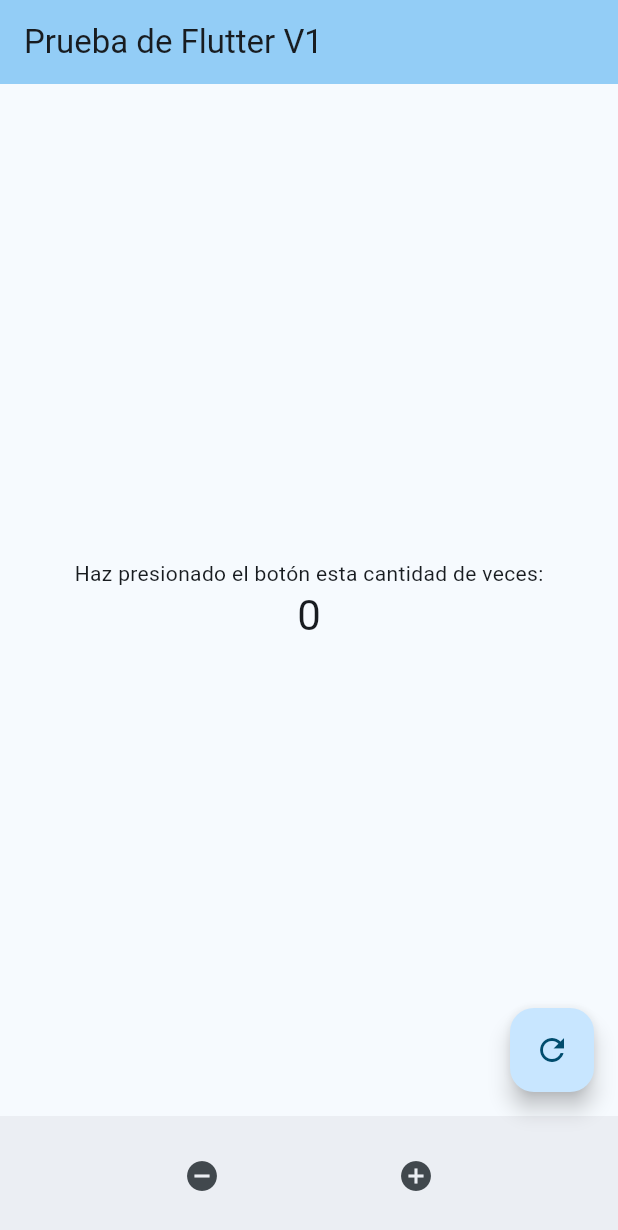
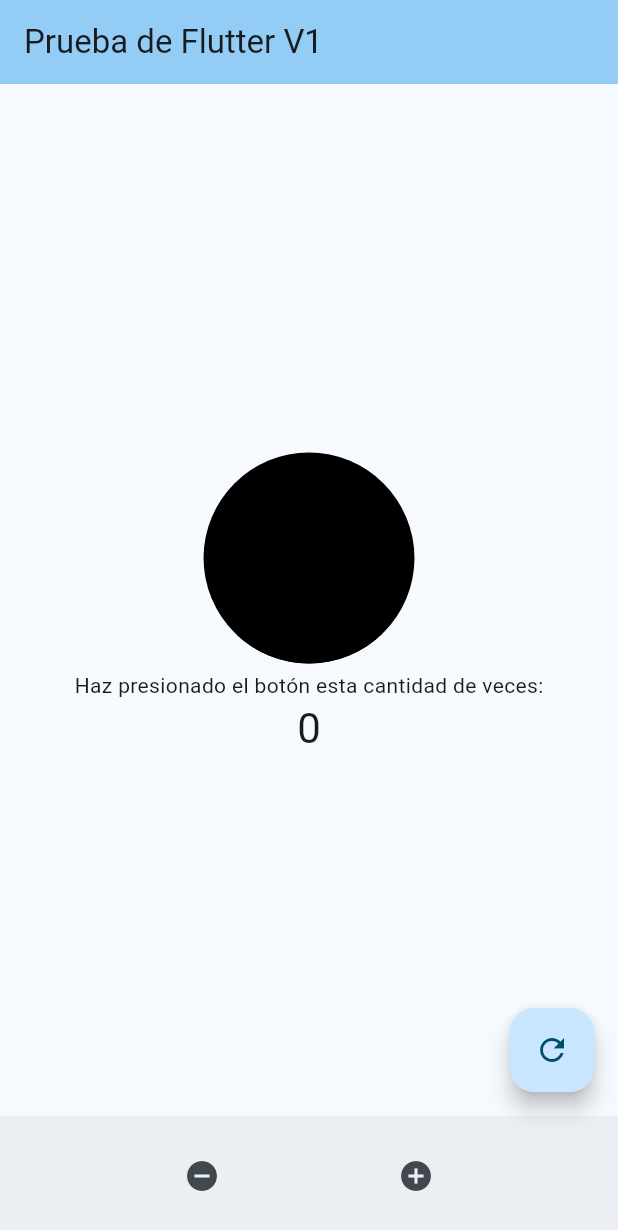
Before and after one commit to RigxorZero/3479A321_2022479012, a Flutter app: the screen it shows after launch, on a phone screen of 412 x 824 dp. Shown: the top 1230 px of the screen. Run offline on Flutter 3.47's test engine with Material 3 defaults, Android fonts, the light colour scheme and no system bars; our stand-ins replace flutter_svg.

Commit message:
Icono con fallo
No se ve el icono, detecta si la adición a la pantalla

```diff
--- a/dm_laboratorio_uno/lib/main.dart
+++ b/dm_laboratorio_uno/lib/main.dart
@@ -1,4 +1,5 @@
 import 'package:flutter/material.dart';
+import 'package:flutter_svg/flutter_svg.dart';
 
 void main() {
   runApp(const MyApp());
@@ -64,6 +65,11 @@
         child: Column(
           mainAxisAlignment: MainAxisAlignment.center,
           children: <Widget>[
+            SvgPicture.asset(
+              "assets/icons/NoFace.svg",
+              width: 150,
+              semanticsLabel: 'Acme Logo'
+            ),
             const Text(
               'Haz presionado el botón esta cantidad de veces:',
             ),
--- a/dm_laboratorio_uno/pubspec.yaml
+++ b/dm_laboratorio_uno/pubspec.yaml
@@ -35,6 +35,7 @@
   # The following adds the Cupertino Icons font to your application.
   # Use with the CupertinoIcons class for iOS style icons.
   cupertino_icons: ^1.0.8
+  flutter_svg: ^2.0.10+1
 
 dev_dependencies:
   flutter_test:
@@ -59,8 +60,8 @@
   uses-material-design: true
 
   # To add assets to your application, add an assets section, like this:
-  # assets:
-  #   - images/a_dot_burr.jpeg
+  assets:
+     - assets/icons/NoFace.svg
   #   - images/a_dot_ham.jpeg
 
   # An image asset can refer to one or more resolution-specific "variants", see
```
Also changed, not shown: dm_laboratorio_uno/assets/icons/NoFace.svg (added), dm_laboratorio_uno/assets/icons/animeico.svg (added), dm_laboratorio_uno/pubspec.lock.
